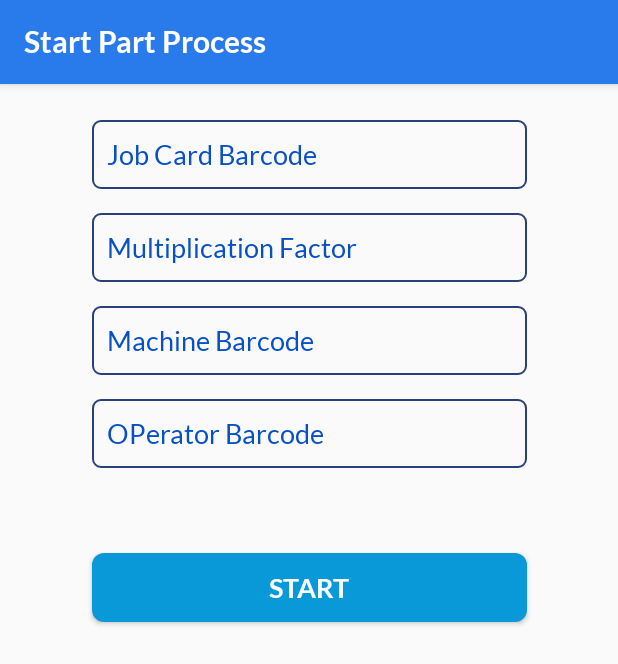
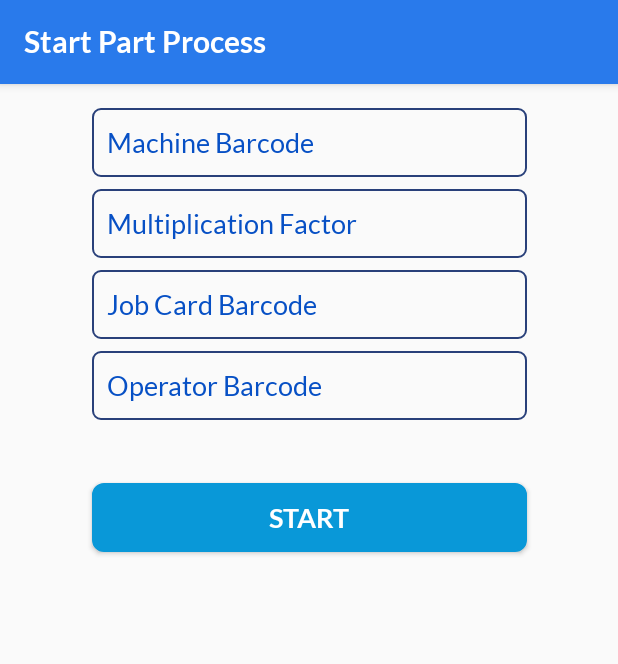
Before and after one commit to shwetahatwar/TMML, an Android app: the StartPartProcess screen opened through its navigation route, on a phone screen of 412 x 824 dp. Shown: the top 664 px of the screen. Run offline under Robolectric (Android 15) with nearby library versions, the phone set to English and light mode, and no system bars; our stand-ins replace RxJava; libraries missing offline, so code that uses them is left out: com.pascalwelsch.arrayadapter, io.github.pierry.progress; network calls fail; 1 statement that could not run was skipped.

Commit message:
changes in start part process

```diff
--- a/app/src/main/java/com/briot/tmmlmss/implementor/ui/main/JobcardDetailsScanFragment.kt
+++ b/app/src/main/java/com/briot/tmmlmss/implementor/ui/main/JobcardDetailsScanFragment.kt
@@ -54,8 +54,8 @@ class JobcardDetailsScanFragment : Fragment() {
             this.progress = null
 
             (jobcardItemsList.adapter as JobcardDetailsItemsAdapter).clear()
-            if (it != null && it!= oldJobcardDetails) {
-                for(item in it) {
+            if (it != null && it != oldJobcardDetails) {
+                for (item in it) {
                     (jobcardItemsList.adapter as JobcardDetailsItemsAdapter).add(item)
                 }
 
@@ -118,6 +118,7 @@ class JobcardDetailsItemsAdapter(val context: Context) : ArrayAdapter<JobcardDet
         var trolleyIdBarcodeText: TextView
         var trolleyIdTypeIdText: TextView
         var trolleyIdCapacityText: TextView
+
         init {
             createdAtItemHeadingId = itemView.createdAtItemHeadingId as TextView
             createdAtItemValueId = itemView.createdAtItemTextId as TextView
--- a/app/src/main/java/com/briot/tmmlmss/implementor/ui/main/MachineMaintenanceViewModel.kt
+++ b/app/src/main/java/com/briot/tmmlmss/implementor/ui/main/MachineMaintenanceViewModel.kt
@@ -13,7 +13,6 @@ import java.net.SocketException
 import java.net.SocketTimeoutException
 
 
-
 class MachineMaintenanceViewModel : ViewModel() {
     val TAG = "MachineScanViewModel"
 
@@ -25,7 +24,6 @@ class MachineMaintenanceViewModel : ViewModel() {
     val maintenanceTransaction: LiveData<MaintenanceTransaction> = MutableLiveData<MaintenanceTransaction>()
     val maintenanceTransactionNetworkError: LiveData<Boolean> = MutableLiveData<Boolean>()
     val invalidMaintenanceTransaction: MaintenanceTransaction = MaintenanceTransaction()
-
 
 
     fun loadMachineDetails(barcodeSerial: String) {
@@ -49,9 +47,9 @@ class MachineMaintenanceViewModel : ViewModel() {
         }
     }
 
-    fun updateMachineDetails(machineId:Number,partReplaced: String,remarks: String,status: String) {
+    fun updateMachineDetails(machineId: Number, partReplaced: String, remarks: String, status: String) {
         (maintenanceTransactionNetworkError as MutableLiveData<Boolean>).value = false
-        RemoteRepository.singleInstance.updateMachineDetails(machineId,partReplaced,remarks,status, this::handleupdateMachineResponse, this::handleupdateMachineError)
+        RemoteRepository.singleInstance.updateMachineDetails(machineId, partReplaced, remarks, status, this::handleupdateMachineResponse, this::handleupdateMachineError)
 
     }
 
--- a/app/src/main/java/com/briot/tmmlmss/implementor/ui/main/MainFragment.kt
+++ b/app/src/main/java/com/briot/tmmlmss/implementor/ui/main/MainFragment.kt
@@ -41,11 +41,11 @@ class MainFragment : androidx.fragment.app.Fragment() {
         if (userToken.isNotEmpty()) {
             Observable.timer(2000, TimeUnit.MILLISECONDS)
                     .observeOn(AndroidSchedulers.mainThread())
-                    .subscribe( { Navigation.findNavController(img).navigate(R.id.homeFragment) } );
+                    .subscribe({ Navigation.findNavController(img).navigate(R.id.homeFragment) });
         } else {
             Observable.timer(2000, TimeUnit.MILLISECONDS)
                     .observeOn(AndroidSchedulers.mainThread())
-                    .subscribe( { Navigation.findNavController(img).navigate(R.id.action_mainFragment_to_loginFragment) } );
+                    .subscribe({ Navigation.findNavController(img).navigate(R.id.action_mainFragment_to_loginFragment) });
         }
 
 
--- a/app/src/main/res/layout/start_part_process_fragment.xml
+++ b/app/src/main/res/layout/start_part_process_fragment.xml
@@ -10,28 +10,28 @@
         android:id="@+id/startPartJobcardBarcodeScan"
         android:layout_width="290dp"
         android:layout_height="46dp"
-        android:layout_marginTop="24dp"
+        android:layout_marginTop="8dp"
         android:background="@drawable/edittext_bg"
         android:ems="10"
         android:hint="Job Card Barcode"
         android:paddingLeft="10dp"
-        app:layout_constraintEnd_toEndOf="parent"
-        app:layout_constraintStart_toStartOf="parent"
-        app:layout_constraintTop_toTopOf="parent" />
+        app:layout_constraintEnd_toEndOf="@+id/startPartMultiplicationFactor"
+        app:layout_constraintStart_toStartOf="@+id/startPartMultiplicationFactor"
+        app:layout_constraintTop_toBottomOf="@+id/startPartMultiplicationFactor" />
 
 
     <androidx.appcompat.widget.AppCompatEditText
         android:id="@+id/startPartMultiplicationFactor"
         android:layout_width="290dp"
         android:layout_height="46dp"
-        android:layout_marginTop="16dp"
+        android:layout_marginTop="8dp"
         android:background="@drawable/edittext_bg"
         android:ems="10"
         android:hint="Multiplication Factor"
         android:paddingLeft="10dp"
-        app:layout_constraintEnd_toEndOf="@+id/startPartJobcardBarcodeScan"
-        app:layout_constraintStart_toStartOf="@+id/startPartJobcardBarcodeScan"
-        app:layout_constraintTop_toBottomOf="@+id/startPartJobcardBarcodeScan" />
+        app:layout_constraintEnd_toEndOf="@+id/startPartMachineBarcodeScan"
+        app:layout_constraintStart_toStartOf="@+id/startPartMachineBarcodeScan"
+        app:layout_constraintTop_toBottomOf="@+id/startPartMachineBarcodeScan" />
 
 
     <androidx.appcompat.widget.AppCompatEditText
@@ -43,28 +43,28 @@
         android:ems="10"
         android:hint="Machine Barcode"
         android:paddingLeft="10dp"
-        app:layout_constraintEnd_toEndOf="@+id/startPartMultiplicationFactor"
-        app:layout_constraintStart_toStartOf="@+id/startPartMultiplicationFactor"
-        app:layout_constraintTop_toBottomOf="@+id/startPartMultiplicationFactor" />
+        app:layout_constraintEnd_toEndOf="parent"
+        app:layout_constraintStart_toStartOf="parent"
+        app:layout_constraintTop_toTopOf="parent" />
 
     <androidx.appcompat.widget.AppCompatEditText
         android:id="@+id/startPartOperatorBarcodeScan"
         android:layout_width="290dp"
         android:layout_height="46dp"
-        android:layout_marginTop="16dp"
+        android:layout_marginTop="8dp"
         android:background="@drawable/edittext_bg"
         android:ems="10"
-        android:hint="OPerator Barcode"
+        android:hint="Operator Barcode"
         android:paddingLeft="10dp"
-        app:layout_constraintEnd_toEndOf="@+id/startPartMachineBarcodeScan"
-        app:layout_constraintStart_toStartOf="@+id/startPartMachineBarcodeScan"
-        app:layout_constraintTop_toBottomOf="@+id/startPartMachineBarcodeScan" />
+        app:layout_constraintEnd_toEndOf="@+id/startPartJobcardBarcodeScan"
+        app:layout_constraintStart_toStartOf="@+id/startPartJobcardBarcodeScan"
+        app:layout_constraintTop_toBottomOf="@+id/startPartJobcardBarcodeScan" />
 
     <androidx.appcompat.widget.AppCompatButton
         android:id="@+id/btnStartPartProcess"
         android:layout_width="290dp"
         android:layout_height="46dp"
-        android:layout_marginTop="8dp"
+        android:layout_marginTop="16dp"
         android:layout_marginBottom="120dp"
         android:background="@drawable/button_states"
         android:padding="10dp"
@@ -77,6 +77,6 @@
         app:layout_constraintHorizontal_bias="0.0"
         app:layout_constraintStart_toStartOf="@+id/startPartOperatorBarcodeScan"
         app:layout_constraintTop_toBottomOf="@+id/startPartOperatorBarcodeScan"
-        app:layout_constraintVertical_bias="0.144" />
+        app:layout_constraintVertical_bias="0.071" />
 
 </androidx.constraintlayout.widget.ConstraintLayout>
```
Also changed, not shown: app/src/main/java/com/briot/tmmlmss/implementor/repository/remote/ApiInterface.kt (+45 -47 lines), app/src/main/java/com/briot/tmmlmss/implementor/repository/remote/RemoteRepository.kt (+4 -3 lines), app/src/main/java/com/briot/tmmlmss/implementor/ui/main/StartPartProcess.kt (+23 -18 lines), app/src/main/java/com/briot/tmmlmss/implementor/ui/main/StartPartProcessViewModel.kt (+34 -7 lines), app/src/main/res/layout/machine_maintenance_fragment.xml (+4 -4 lines).
